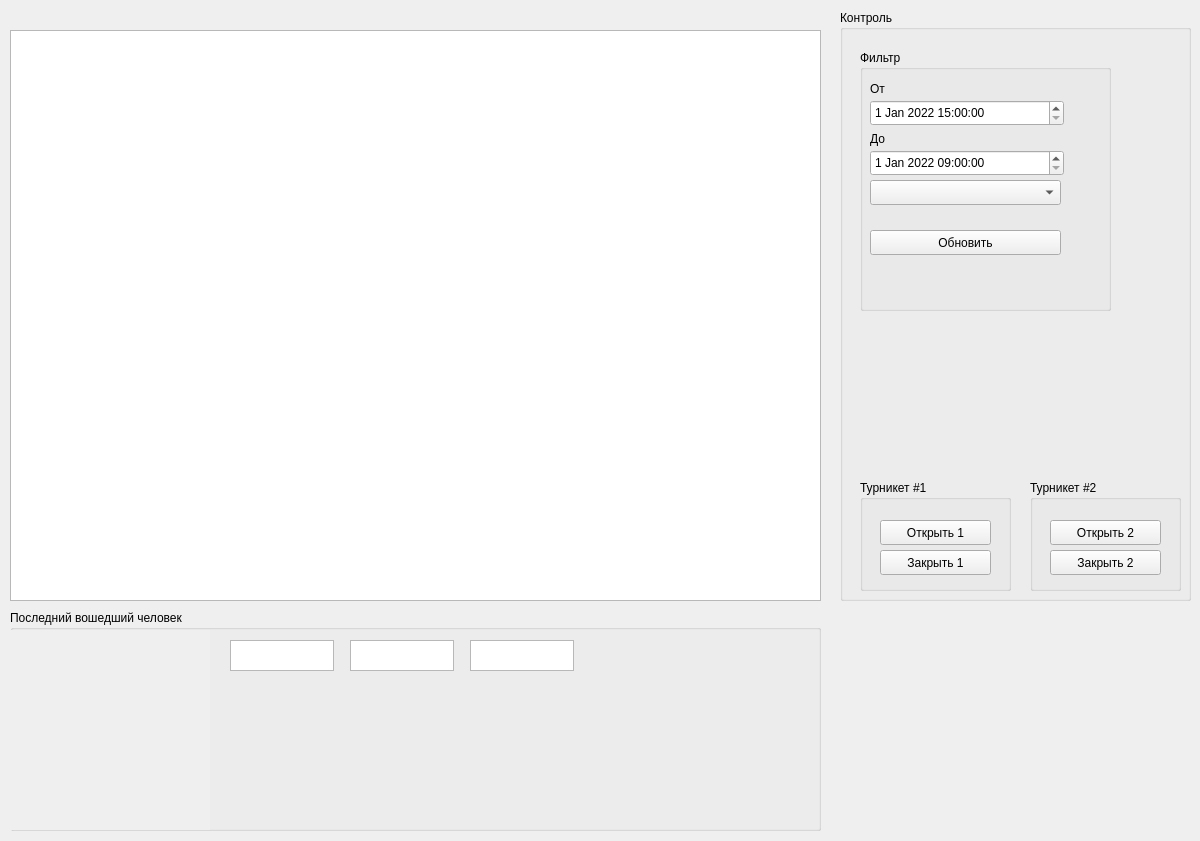
Old version of the form widgets/main_widget/ui_main_window.ui in the repository lxndrrud/barriers-desktop-py.
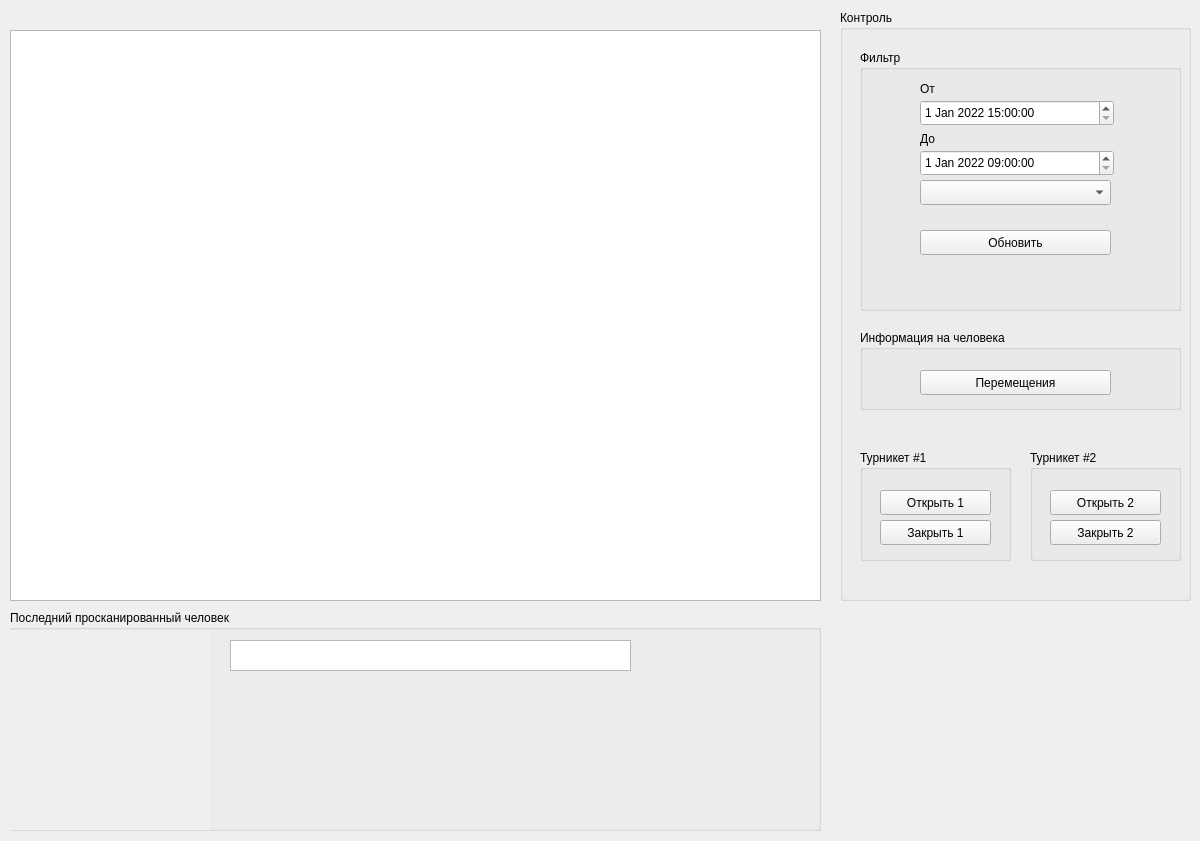
New version of the form.

Commit message: last person setting is 50% done person movements modal window creation is binned to main window table view data storing is done (need to do sorting)

```diff
--- a/widgets/main_widget/ui_main_window.ui
+++ b/widgets/main_widget/ui_main_window.ui
@@ -42,7 +42,7 @@
      <rect>
       <x>20</x>
       <y>40</y>
-      <width>251</width>
+      <width>321</width>
       <height>261</height>
      </rect>
     </property>
@@ -52,7 +52,7 @@
     <widget class="QDateTimeEdit" name="fromTime">
      <property name="geometry">
       <rect>
-       <x>10</x>
+       <x>60</x>
        <y>50</y>
        <width>194</width>
        <height>26</height>
@@ -72,7 +72,7 @@
     <widget class="QLabel" name="label">
      <property name="geometry">
       <rect>
-       <x>10</x>
+       <x>60</x>
        <y>30</y>
        <width>67</width>
        <height>17</height>
@@ -85,7 +85,7 @@
     <widget class="QDateTimeEdit" name="toTime">
      <property name="geometry">
       <rect>
-       <x>10</x>
+       <x>60</x>
        <y>100</y>
        <width>194</width>
        <height>26</height>
@@ -105,7 +105,7 @@
     <widget class="QLabel" name="label_2">
      <property name="geometry">
       <rect>
-       <x>10</x>
+       <x>60</x>
        <y>80</y>
        <width>67</width>
        <height>17</height>
@@ -118,7 +118,7 @@
     <widget class="QComboBox" name="buildingSelect">
      <property name="geometry">
       <rect>
-       <x>10</x>
+       <x>60</x>
        <y>130</y>
        <width>191</width>
        <height>25</height>
@@ -128,7 +128,7 @@
     <widget class="QPushButton" name="updateMovements">
      <property name="geometry">
       <rect>
-       <x>10</x>
+       <x>60</x>
        <y>180</y>
        <width>191</width>
        <height>25</height>
@@ -143,7 +143,7 @@
     <property name="geometry">
      <rect>
       <x>20</x>
-      <y>470</y>
+      <y>440</y>
       <width>151</width>
       <height>111</height>
      </rect>
@@ -182,7 +182,7 @@
     <property name="geometry">
      <rect>
       <x>190</x>
-      <y>470</y>
+      <y>440</y>
       <width>151</width>
       <height>111</height>
      </rect>
@@ -217,6 +217,32 @@
      </property>
     </widget>
    </widget>
+   <widget class="QGroupBox" name="groupBox_6">
+    <property name="geometry">
+     <rect>
+      <x>20</x>
+      <y>320</y>
+      <width>321</width>
+      <height>80</height>
+     </rect>
+    </property>
+    <property name="title">
+     <string>Информация на человека</string>
+    </property>
+    <widget class="QPushButton" name="personMovementsButton">
+     <property name="geometry">
+      <rect>
+       <x>60</x>
+       <y>40</y>
+       <width>191</width>
+       <height>25</height>
+      </rect>
+     </property>
+     <property name="text">
+      <string>Перемещения</string>
+     </property>
+    </widget>
+   </widget>
   </widget>
   <widget class="QTableView" name="tableView">
    <property name="geometry">
@@ -238,7 +264,7 @@
     </rect>
    </property>
    <property name="title">
-    <string>Последний вошедший человек</string>
+    <string>Последний просканированный человек</string>
    </property>
    <widget class="QLabel" name="lastPersonLabel">
     <property name="geometry">
@@ -267,33 +293,7 @@
      <rect>
       <x>220</x>
       <y>30</y>
-      <width>104</width>
-      <height>31</height>
-     </rect>
-    </property>
-    <property name="readOnly">
-     <bool>true</bool>
-    </property>
-   </widget>
-   <widget class="QTextEdit" name="lastPersonMiddlename">
-    <property name="geometry">
-     <rect>
-      <x>340</x>
-      <y>30</y>
-      <width>104</width>
-      <height>31</height>
-     </rect>
-    </property>
-    <property name="readOnly">
-     <bool>true</bool>
-    </property>
-   </widget>
-   <widget class="QTextEdit" name="lastPersonLastname">
-    <property name="geometry">
-     <rect>
-      <x>460</x>
-      <y>30</y>
-      <width>104</width>
+      <width>401</width>
       <height>31</height>
      </rect>
     </property>
```
Left out of the diff: 17 changed lines with no effect on the pictures. The commit also changes 12 other files.
